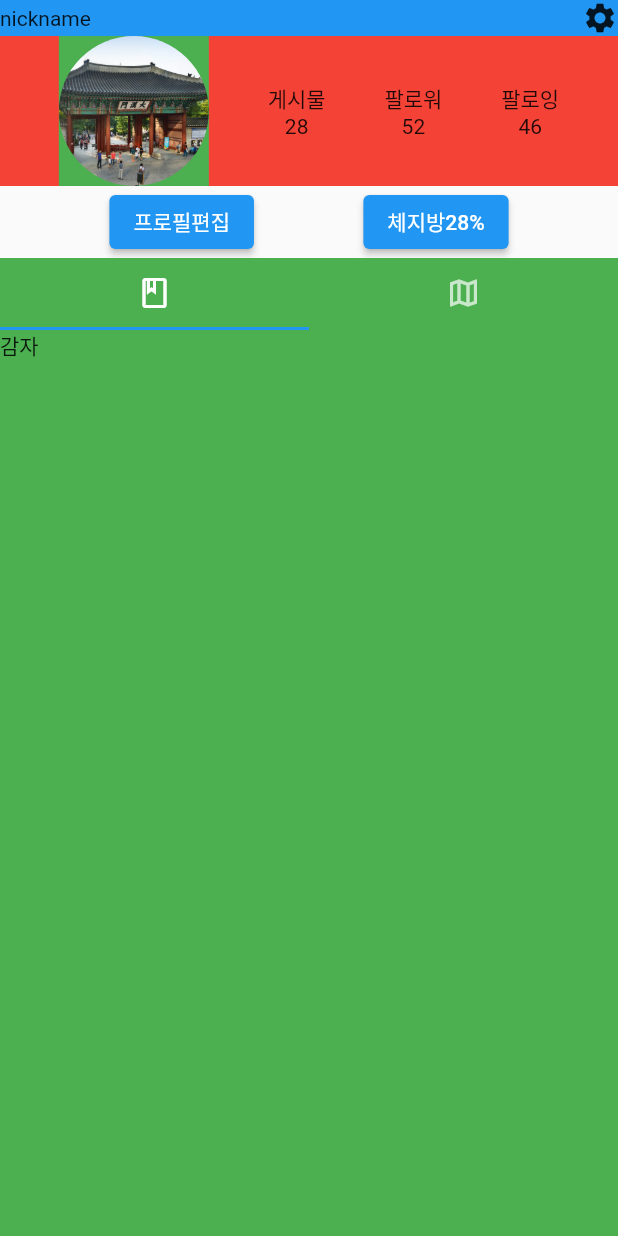
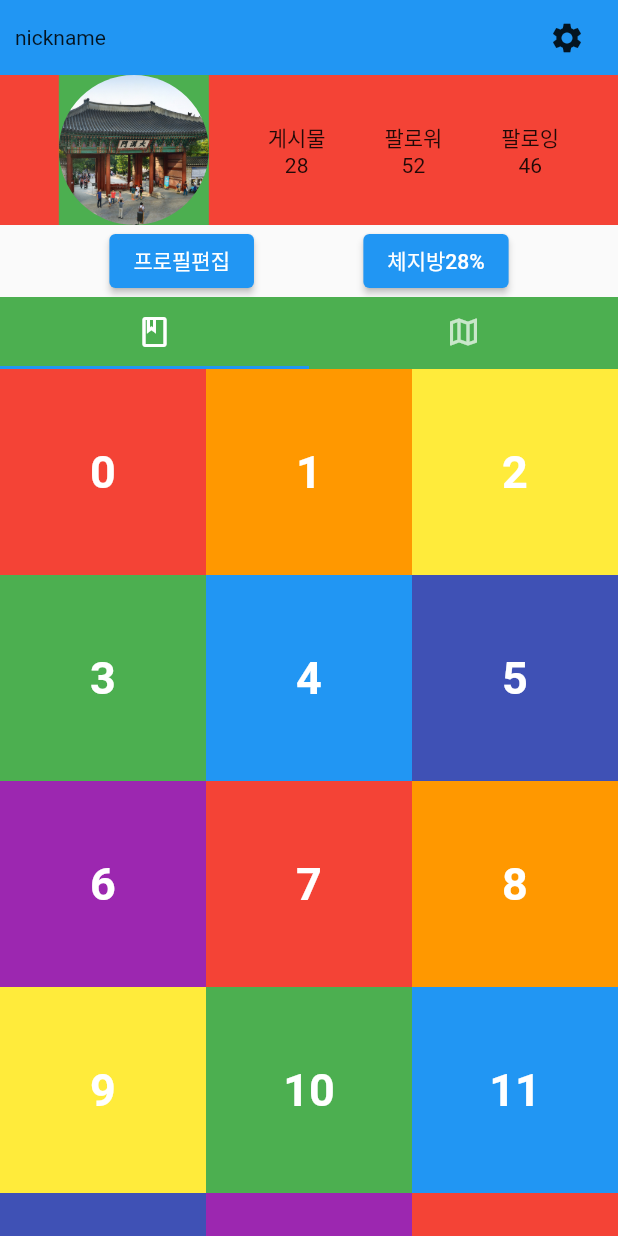
Before and after one commit to Kitjdeh/areastory, a Flutter app: the MyPageScreen screen opened directly, on a phone screen of 412 x 824 dp. Run offline on Flutter 3.47's test engine with Material 2 defaults, Android fonts, the phone set to English and light mode, and no system bars.

```diff
--- a/front/lib/component/mypage/myalbum.dart
+++ b/front/lib/component/mypage/myalbum.dart
@@ -0,0 +1,61 @@
+import 'package:flutter/material.dart';
+import 'package:front/const/colors.dart';
+
+class MyAlbum extends StatelessWidget {
+  // 한번에 최대 몇개를 불러올 것인가? -> 끝에 도달시 계속 늘리는 방식?
+  List<int> numbers = List.generate(10, (index) => index);
+
+  MyAlbum({Key? key}) : super(key: key);
+
+  @override
+  Widget build(BuildContext context) {
+    return Scaffold(
+      body: renderMaxExtent(),
+    );
+  }
+
+  // 3
+  // 최대 사이즈
+  Widget renderMaxExtent() {
+    return GridView.builder(
+      gridDelegate: SliverGridDelegateWithMaxCrossAxisExtent(
+        // 가로 크기 150으로 설정시 3개가 나온다.
+        maxCrossAxisExtent: 150,
+      ),
+      // 아이템 빌더시 현재는 컬러랑 인덱스를 출력하는데 나중에는 이미지 리스트를 받아와야한다.
+      itemBuilder: (context, index) {
+        return renderContainer(
+          color: rainbowColors[index % rainbowColors.length],
+          index: index,
+        );
+      },
+      // 내꺼 아이템의 총 개수.
+      itemCount: 200,
+    );
+  }
+
+  // 가로세로를 강제로 설정하는 방법을 모르겠습니다..?
+  Widget renderContainer({
+    required Color color,
+    required int index,
+    // double? height,
+  }) {
+    print(index);
+    return Container(
+      // height: height ?? 300,
+      // width: 300,
+      // height: 100,
+      color: color,
+      child: Center(
+        child: Text(
+          index.toString(),
+          style: TextStyle(
+            color: Colors.white,
+            fontWeight: FontWeight.w700,
+            fontSize: 30.0,
+          ),
+        ),
+      ),
+    );
+  }
+}
--- a/front/lib/component/mypage/mypage_tabbar.dart
+++ b/front/lib/component/mypage/mypage_tabbar.dart
@@ -1,4 +1,5 @@
 import 'package:flutter/material.dart';
+import 'package:front/component/mypage/myalbum.dart';
 import 'package:front/constant/mypage_tabs.dart';
 
 class MypageTabbar extends StatefulWidget {
@@ -38,7 +39,7 @@ class _MypageTabbarState extends State<MypageTabbar>
             Expanded(
               child: TabBarView(
                 controller: mypagecontroller,
-                  children: [Text("감자"), Text("고구마")]),
+                  children: [MyAlbum(), Text("고구마")]),
             )
           ],
         ),
--- a/front/lib/constant/home_tabs.dart
+++ b/front/lib/constant/home_tabs.dart
@@ -13,6 +13,7 @@ class TabInfo {
 const MAINTABS = [
   TabInfo(icon: Icons.map_outlined, label: '지도'),
   TabInfo(icon: Icons.person_2_outlined, label: 'SNS'),
+  TabInfo(icon: Icons.add_circle_outlined, label: 'new'),
   TabInfo(icon: Icons.question_mark_outlined, label: '랜덤'),
   TabInfo(icon: Icons.person, label: '마이페이지'),
 ];
--- a/front/lib/screen/home_screen.dart
+++ b/front/lib/screen/home_screen.dart
@@ -40,6 +40,7 @@ class _HomeScreenState extends State<HomeScreen> with TickerProviderStateMixin {
         // 인덱스에 맞춰서 각 페이지를 넣어야 한다.
         Text("지도"),
         SnsScreen(),
+        Text("게시글생성"),
         Text("랜덤"),
         MyPageScreen()
       ]),
--- a/front/lib/screen/mypage.dart
+++ b/front/lib/screen/mypage.dart
@@ -18,13 +18,18 @@ class _MyPageScreenState extends State<MyPageScreen> {
           children: [
             // 1.닉네임, 설정버튼
             Container(
+              padding: EdgeInsets.symmetric(horizontal: 10),
+              height: 50,
               color: Colors.blue,
               child: Row(
                 mainAxisAlignment: MainAxisAlignment.spaceBetween,
                 children: [
                   Text("nickname"),
                   // 추후 아이콘 버튼 + Icon이미지 변경
-                  Icon(Icons.settings)
+                  IconButton(
+                      icon: Icon(Icons.settings),
+                    onPressed: (){},
+                  )
                 ],
               ),
             ),
```
